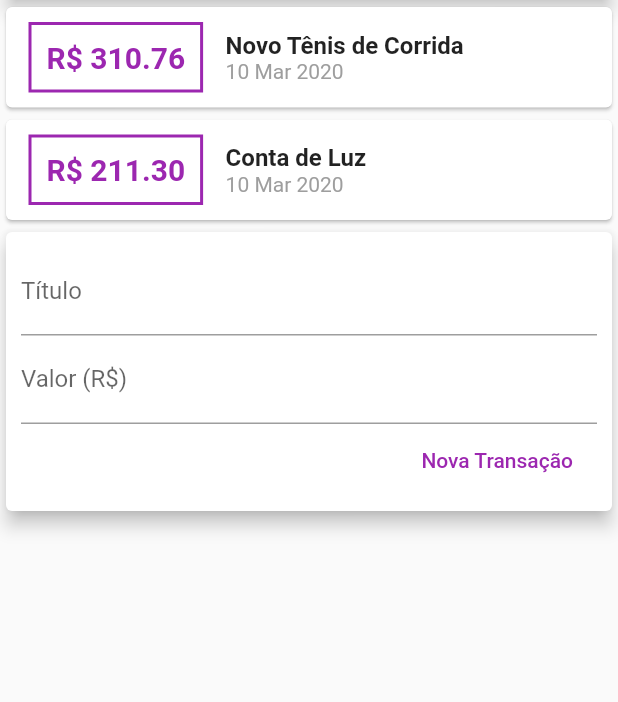
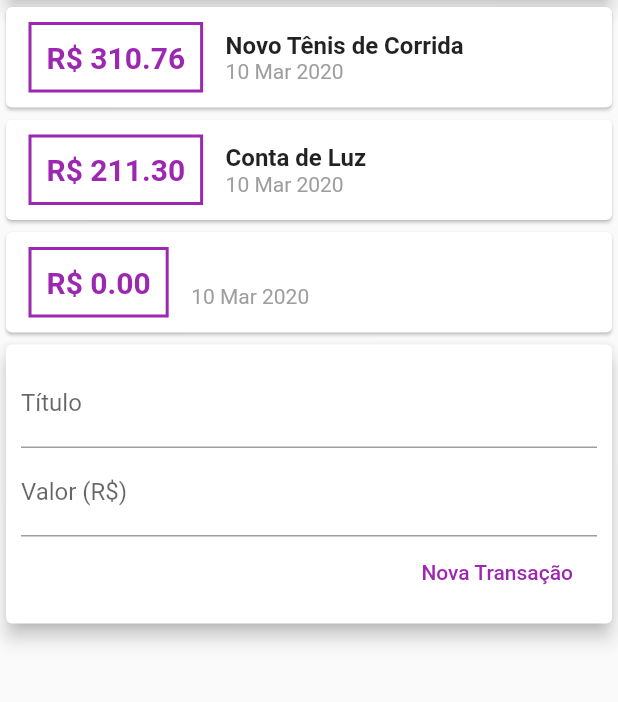
Before and after one commit to wellingtondw/expenses-controller, a Flutter app: the screen it shows after launch, after a tap on "Nova Transação", on a phone screen of 412 x 824 dp, the part 119-821 px from its top. Run offline on Flutter 3.47's test engine with Material 2 defaults, Android fonts, the phone set to English and light mode, and no system bars.

Commit message:
add new transaction

```diff
--- a/lib/components/transaction_form.dart
+++ b/lib/components/transaction_form.dart
@@ -3,6 +3,10 @@ import 'package:flutter/material.dart';
 class TransactionForm extends StatelessWidget {
   final titleController = TextEditingController();
   final valueController = TextEditingController();
+
+  final void Function(String, double) onSubmit;
+
+  TransactionForm(this.onSubmit);
 
   @override
   Widget build(BuildContext context) {
@@ -30,8 +34,10 @@ class TransactionForm extends StatelessWidget {
                   FlatButton(
                     child: Text('Nova Transação'),
                     onPressed: () {
-                      print(titleController.text);
-                      print(valueController.text);
+                      final title = titleController.text;
+                      final value =
+                          double.tryParse(valueController.text) ?? 0.0;
+                      onSubmit(title, value);
                     },
                     textColor: Colors.purple,
                   ),
--- a/lib/components/transaction_user.dart
+++ b/lib/components/transaction_user.dart
@@ -1,3 +1,5 @@
+import 'dart:math';
+
 import 'package:expenses/components/transaction_form.dart';
 import 'package:expenses/components/transaction_list.dart';
 import 'package:expenses/models/transaction.dart';
@@ -23,12 +25,24 @@ class _TransactionUserState extends State<TransactionUser> {
     ),
   ];
 
+  _addTransaction(String title, double value) {
+    final newTransaction = Transaction(
+        id: Random().nextDouble().toString(),
+        title: title,
+        value: value,
+        date: DateTime.now());
+
+    setState(() {
+      _transactions.add(newTransaction);
+    });
+  }
+
   @override
   Widget build(BuildContext context) {
     return Column(
       children: <Widget>[
         TransactionList(_transactions),
-        TransactionForm(),
+        TransactionForm(_addTransaction),
       ],
     );
   }
```
